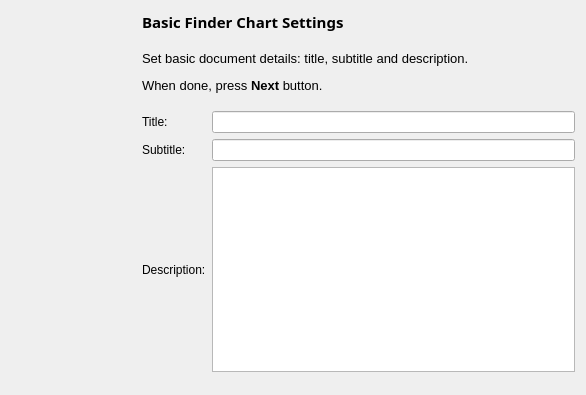
Above: kstars/printing/pwizchartconfig.ui from KDE/kstars before the change. Below: the same form after it.
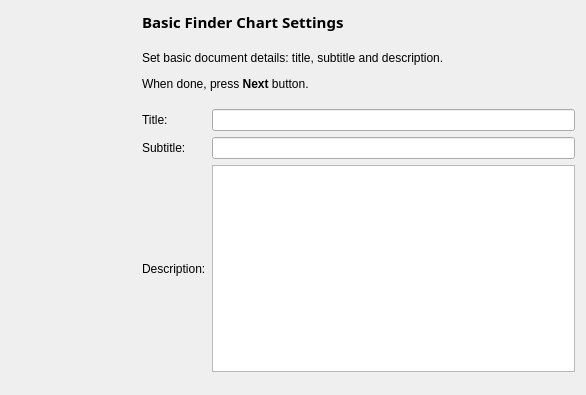
That is the form after the change.

Patch:
```diff
--- a/kstars/printing/pwizchartconfig.ui
+++ b/kstars/printing/pwizchartconfig.ui
@@ -106,12 +106,8 @@
      <item>
       <widget class="QLabel" name="stepText">
        <property name="text">
-        <string>&lt;!DOCTYPE HTML PUBLIC &quot;-//W3C//DTD HTML 4.0//EN&quot; &quot;http://www.w3.org/TR/REC-html40/strict.dtd&quot;&gt;
-&lt;html&gt;&lt;head&gt;&lt;meta name=&quot;qrichtext&quot; content=&quot;1&quot; /&gt;&lt;style type=&quot;text/css&quot;&gt;
-p, li { white-space: pre-wrap; }
-&lt;/style&gt;&lt;/head&gt;&lt;body style=&quot; font-family:'Sans'; font-size:10pt; font-weight:400; font-style:normal;&quot;&gt;
-&lt;p style=&quot; margin-top:12px; margin-bottom:12px; margin-left:0px; margin-right:0px; -qt-block-indent:0; text-indent:0px;&quot;&gt;Set basic document details: title, subtitle and description.&lt;/p&gt;
-&lt;p style=&quot; margin-top:12px; margin-bottom:12px; margin-left:0px; margin-right:0px; -qt-block-indent:0; text-indent:0px;&quot;&gt;When done, press &lt;span style=&quot; font-weight:600;&quot;&gt;Next&lt;/span&gt; button.&lt;/p&gt;&lt;/body&gt;&lt;/html&gt;</string>
+        <string>&lt;p&gt;Set basic document details: title, subtitle and description.&lt;/p&gt;
+&lt;p&gt;When done, press &lt;b&gt;Next&lt;/b&gt; button.&lt;/p&gt;</string>
        </property>
        <property name="wordWrap">
         <bool>true</bool>
```
